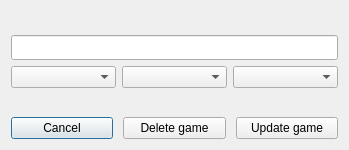
First picture: the form in EditGameDialog.ui, repository Cyanisk/GamesList, before the edit.
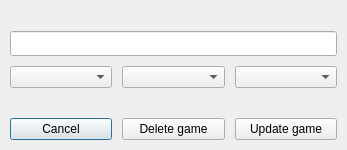
Second picture: the form after the edit.

The edit to the form file:
```diff
--- a/EditGameDialog.ui
+++ b/EditGameDialog.ui
@@ -10,10 +10,37 @@
     <height>150</height>
    </rect>
   </property>
+  <property name="minimumSize">
+   <size>
+    <width>347</width>
+    <height>150</height>
+   </size>
+  </property>
+  <property name="maximumSize">
+   <size>
+    <width>347</width>
+    <height>150</height>
+   </size>
+  </property>
   <property name="windowTitle">
    <string>Dialog</string>
   </property>
   <layout class="QVBoxLayout" name="verticalLayout">
+   <property name="spacing">
+    <number>10</number>
+   </property>
+   <property name="leftMargin">
+    <number>10</number>
+   </property>
+   <property name="topMargin">
+    <number>10</number>
+   </property>
+   <property name="rightMargin">
+    <number>10</number>
+   </property>
+   <property name="bottomMargin">
+    <number>10</number>
+   </property>
    <item>
     <spacer name="verticalSpacer_2">
      <property name="orientation">
```
